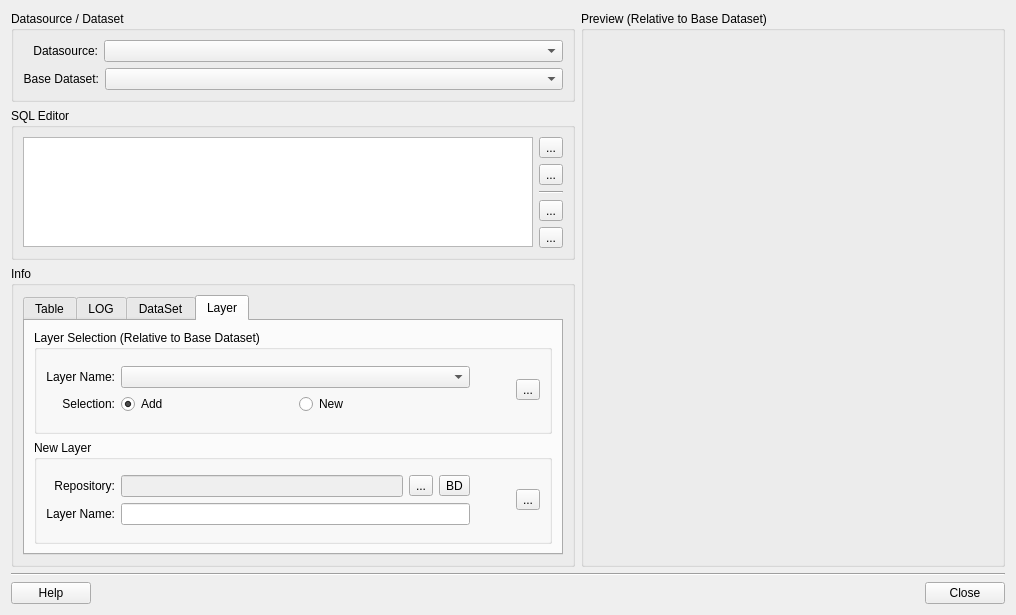
This is src/terralib/qt/widgets/query/ui/QueryDataSourceDialogForm.ui in claudiobogossian/terralib5 as Qt 5 draws it before an edit. The edited form follows.
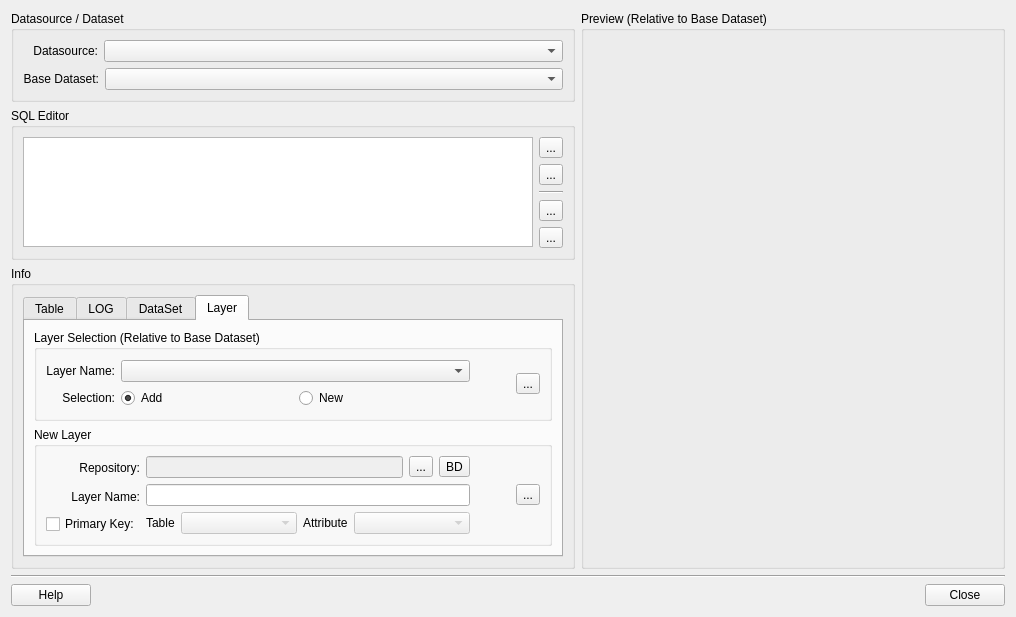
This is the edited form. The open tabs and pages were chosen to show the change. Custom widgets are drawn as their Qt base class.

Commit message: added option to create output data with pk information

What changed in the file:
```diff
--- a/src/terralib/qt/widgets/query/ui/QueryDataSourceDialogForm.ui
+++ b/src/terralib/qt/widgets/query/ui/QueryDataSourceDialogForm.ui
@@ -467,11 +467,20 @@
                     <property name="flat">
                      <bool>true</bool>
                     </property>
-                    <layout class="QGridLayout" name="gridLayout_22">
+                    <layout class="QGridLayout" name="gridLayout_34">
+                     <item row="0" column="0">
+                      <layout class="QGridLayout" name="gridLayout_33">
+                       <item row="0" column="0">
+                        <layout class="QGridLayout" name="gridLayout_29">
                      <item row="0" column="0">
                       <layout class="QGridLayout" name="gridLayout_23">
-                       <item row="0" column="0">
-                        <layout class="QGridLayout" name="gridLayout_28">
+                           <item row="2" column="0">
+                            <widget class="QCheckBox" name="m_pkCheckBox">
+                             <property name="text">
+                              <string>Primary Key:</string>
+                             </property>
+                            </widget>
+                           </item>
                          <item row="0" column="0">
                           <widget class="QLabel" name="label_7">
                            <property name="text">
@@ -495,7 +504,7 @@
                         </layout>
                        </item>
                        <item row="0" column="1">
-                        <layout class="QGridLayout" name="gridLayout_29">
+                          <layout class="QGridLayout" name="gridLayout_28">
                          <item row="0" column="0">
                           <layout class="QGridLayout" name="gridLayout_30">
                            <item row="0" column="0">
@@ -540,19 +549,53 @@
                            </property>
                           </widget>
                          </item>
-                        </layout>
-                       </item>
-                      </layout>
+                           <item row="2" column="0">
+                            <layout class="QGridLayout" name="gridLayout_22">
+                             <item row="0" column="0">
+                              <widget class="QLabel" name="label_10">
+                               <property name="text">
+                                <string>Table</string>
+                               </property>
+                              </widget>
+                             </item>
+                             <item row="0" column="1">
+                              <widget class="QComboBox" name="m_pkTableComboBox">
+                               <property name="enabled">
+                                <bool>false</bool>
+                               </property>
+                               <property name="sizePolicy">
+                                <sizepolicy hsizetype="MinimumExpanding" vsizetype="Fixed">
+                                 <horstretch>0</horstretch>
+                                 <verstretch>0</verstretch>
+                                </sizepolicy>
+                               </property>
+                              </widget>
                      </item>
                      <item row="0" column="2">
-                      <widget class="QToolButton" name="m_createLayerlToolButton">
-                       <property name="toolTip">
-                        <string>Create new layer...</string>
-                       </property>
+                              <widget class="QLabel" name="label_11">
                        <property name="text">
-                        <string>...</string>
-                       </property>
-                      </widget>
+                                <string>Attribute</string>
+                               </property>
+                              </widget>
+                             </item>
+                             <item row="0" column="3">
+                              <widget class="QComboBox" name="m_pkAttrComboBox">
+                               <property name="enabled">
+                                <bool>false</bool>
+                               </property>
+                               <property name="sizePolicy">
+                                <sizepolicy hsizetype="MinimumExpanding" vsizetype="Fixed">
+                                 <horstretch>0</horstretch>
+                                 <verstretch>0</verstretch>
+                                </sizepolicy>
+                               </property>
+                              </widget>
+                             </item>
+                            </layout>
+                           </item>
+                          </layout>
+                         </item>
+                        </layout>
                      </item>
                      <item row="0" column="1">
                       <spacer name="horizontalSpacer_3">
@@ -570,6 +613,18 @@
                        </property>
                       </spacer>
                      </item>
+                       <item row="0" column="2">
+                        <widget class="QToolButton" name="m_createLayerlToolButton">
+                         <property name="toolTip">
+                          <string>Create new layer...</string>
+                         </property>
+                         <property name="text">
+                          <string>...</string>
+                         </property>
+                        </widget>
+                       </item>
+                      </layout>
+                     </item>
                     </layout>
                    </widget>
                   </item>
```
Left out of the diff: 32 changed lines with no effect on the pictures. Lines whose indentation alone changed are shown as unchanged. The commit also changes 2 other files.
